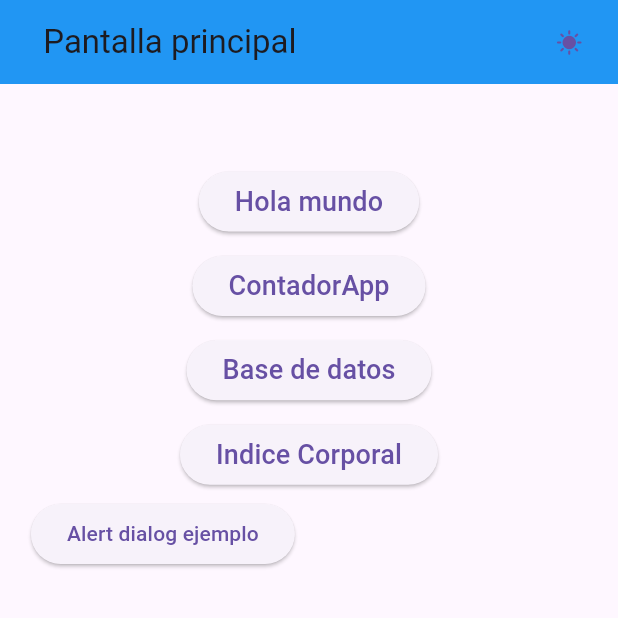
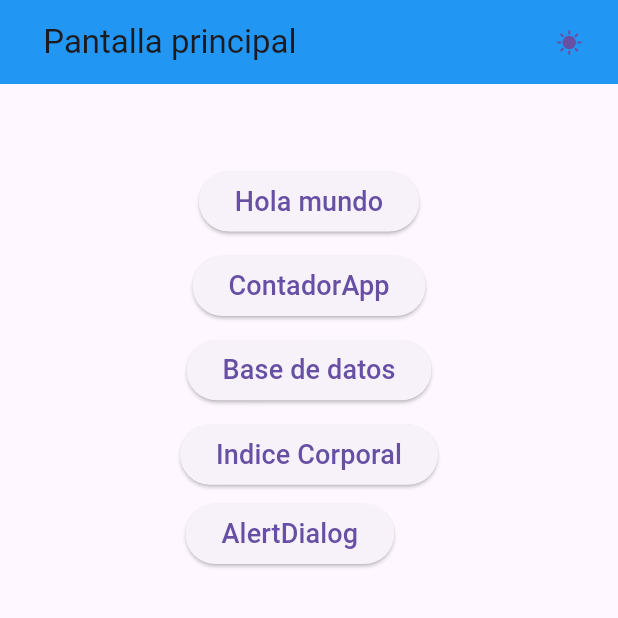
Before and after one commit to IGerardoJR/AllInApp, a Flutter app: the screen it shows after launch, on a phone screen of 412 x 824 dp, the top half of it. Run offline on Flutter 3.47's test engine with Material 3 defaults, Android fonts, the light colour scheme and no system bars.

Commit message:
AlertDialog funcionando

```diff
--- a/lib/main.dart
+++ b/lib/main.dart
@@ -84,16 +84,19 @@ class _MyAppState extends State<MyApp> {
                 SizedBox(
                   height: _deviceHeigth * 0.01,
                 ),
-                Row(
+                Center(
+                  child: Row(
+                    crossAxisAlignment: CrossAxisAlignment.center,
                     mainAxisAlignment: MainAxisAlignment.center,
-                  mainAxisSize: MainAxisSize.min,
+                    mainAxisSize: MainAxisSize.max,
                     children: [
                       SizedBox(
                         height: _deviceHeigth * 0.05,
-                      width: _deviceWidth * 0.9,
+                        width: _deviceWidth * 0.4,
                         child: AlertHome(),
                       ),
                     ],
+                  ),
                 ),
               ],
             ),
@@ -157,12 +160,17 @@ class AlertHome extends StatelessWidget {
                           child: const Text('Cancelar')),
                       TextButton(
                         onPressed: () => {Navigator.pop(context)},
-                        child: const Text('Juan'),
+                        child: const Text('Isaias'),
                       )
                     ],
                   ))
         },
-        child: const Text('Alert dialog ejemplo'),
+        child: const Text(
+          'AlertDialog',
+          style: TextStyle(
+            fontSize: 18,
+          ),
+        ),
       )),
     );
   }
```
Lines whose indentation alone changed are shown as unchanged.
